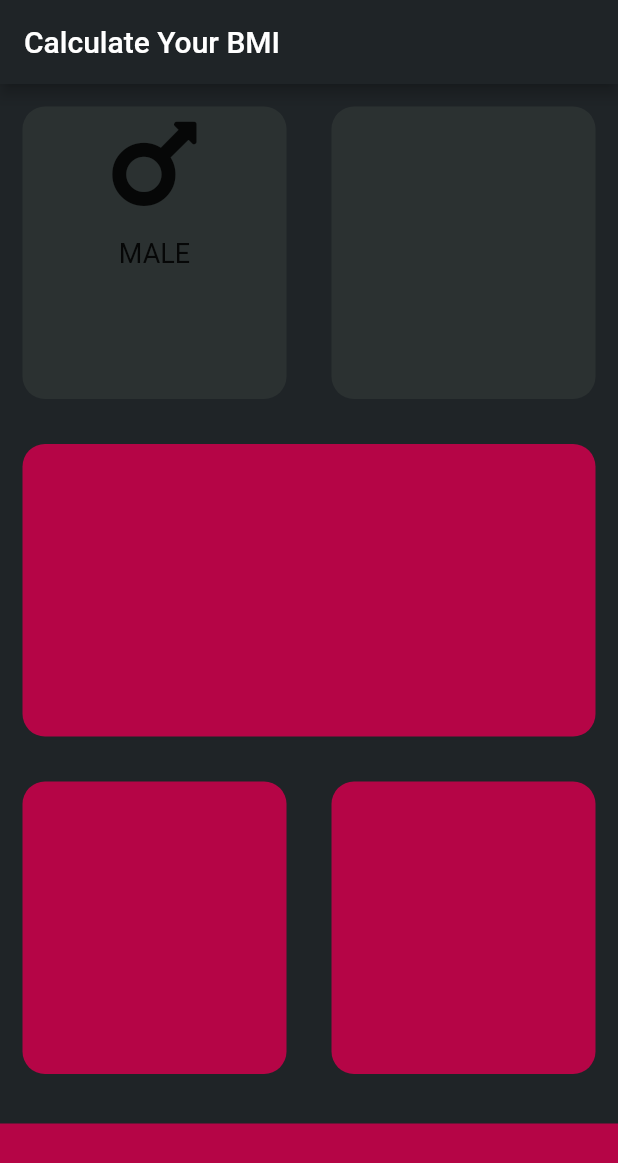
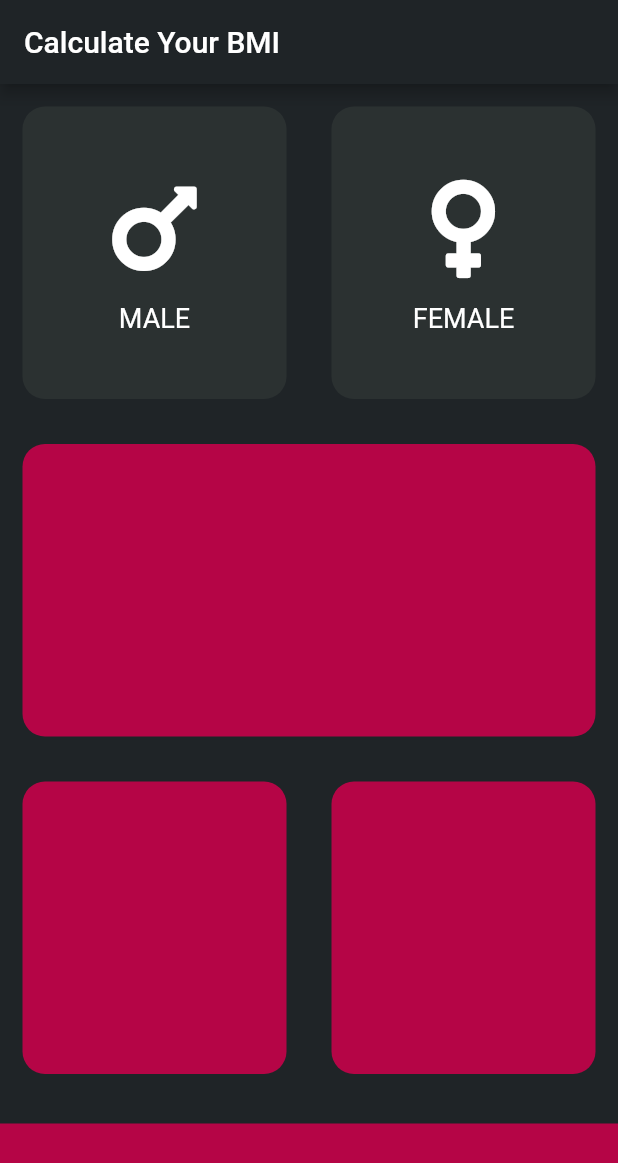
Before and after one commit to gurleen-kaur1313/BMI-calculator, a Flutter app: the screen it shows after launch, on a phone screen of 412 x 824 dp. Shown: the top 1163 px of the screen. Run offline on Flutter 3.47's test engine with Material 2 defaults, Android fonts, the phone set to English and light mode, and no system bars; our stand-ins replace font_awesome_flutter.

Commit message:
male female icons

```diff
--- a/bmi/lib/HomeScreen.dart
+++ b/bmi/lib/HomeScreen.dart
@@ -23,6 +23,7 @@ class _HomePageState extends State<HomePage> {
                                       child: ReusableContanier(
                                         customChild: Container(
                                           child: Column(
+                                            mainAxisAlignment: MainAxisAlignment.center,
                                             children: [
                                               Icon(FontAwesomeIcons.mars, size: 75.0,),
                                               SizedBox(height: 12),
@@ -34,7 +35,19 @@ class _HomePageState extends State<HomePage> {
                                         ),
                   ),
                   Expanded(
-                                      child: ReusableContanier(contColor: Color(0xff2b3131),),
+                                      child: ReusableContanier(
+                                        customChild: Container(
+                                          child: Column(
+                                            mainAxisAlignment: MainAxisAlignment.center,
+                                            children: [
+                                              Icon(FontAwesomeIcons.venus, size: 75.0,),
+                                              SizedBox(height: 12),
+                                              Text('FEMALE',style: TextStyle(fontSize: 18.0),)
+                                            ],
+                                          ),
+                                        ),
+                                        contColor: Color(0xff2b3131),
+                                        ),
                   ),
                 ],
               ),
--- a/bmi/lib/main.dart
+++ b/bmi/lib/main.dart
@@ -9,7 +9,7 @@ class MyApp extends StatelessWidget {
   @override
   Widget build(BuildContext context) {
     return MaterialApp(
-      theme: ThemeData(
+      theme: ThemeData.dark().copyWith(
         primaryColor: Color(0xFF1f2427),
         scaffoldBackgroundColor: Color(0xFF1f2427),
       ),
```
Also changed, not shown: 1 other file.
